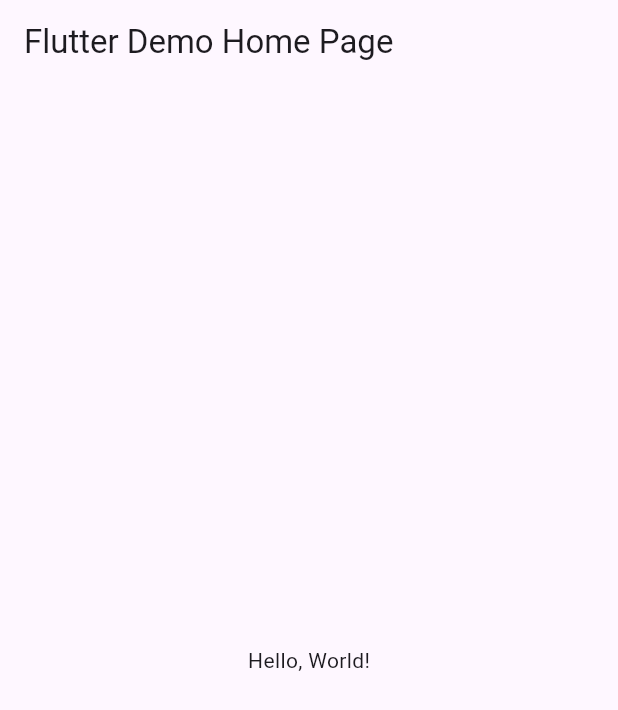
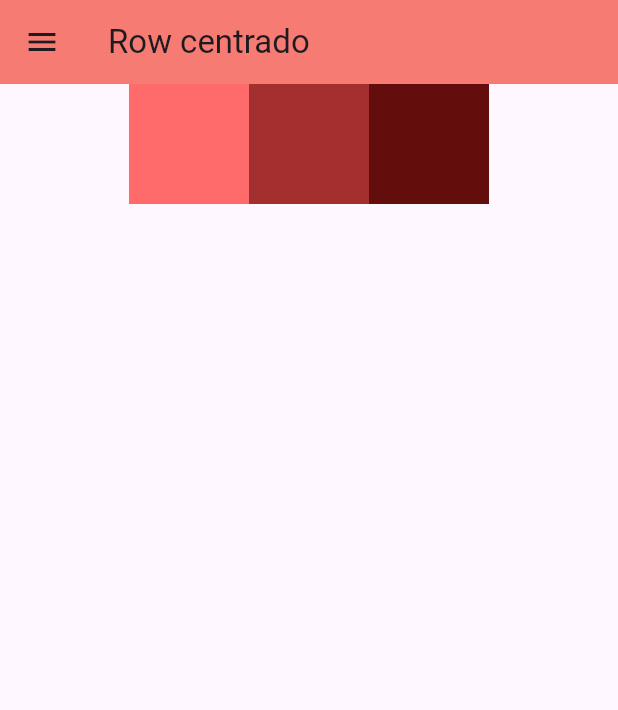
Before and after one commit to CampaG128/Ull_A4_drawerv2, a Flutter app: the screen it shows after launch, on a phone screen of 412 x 824 dp. Shown: the top 710 px of the screen. Run offline on Flutter 3.47's test engine with Material 3 defaults, Android fonts, the phone set to English and light mode, and no system bars.

```diff
--- /dev/null
+++ b/lib/inicio.dart
@@ -0,0 +1,42 @@
+import 'package:campadrawerv2/drawer_menu.dart';
+import 'package:flutter/material.dart';
+
+class Inicio extends StatelessWidget {
+  static const String routeName = '/inicio';
+
+  @override
+  Widget build(BuildContext context) {
+    return Scaffold(
+      appBar: AppBar(
+        title: Text("Row centrado"),
+        backgroundColor: Color(0xfff67b72),
+      ),
+      drawer: DrawerMenu(),
+      body: Row(
+        mainAxisAlignment: MainAxisAlignment.center,
+        mainAxisSize: MainAxisSize.max,
+        crossAxisAlignment: CrossAxisAlignment.center,
+        children: <Widget>[
+          Container(
+            padding: const EdgeInsets.all(0.0),
+            color: Color(0xffff6a6a),
+            width: 80.0,
+            height: 80.0,
+          ),
+          Container(
+            padding: const EdgeInsets.all(0.0),
+            color: Color(0xffa42f2f),
+            width: 80.0,
+            height: 80.0,
+          ),
+          Container(
+            padding: const EdgeInsets.all(0.0),
+            color: Color(0xff630d0d),
+            width: 80.0,
+            height: 80.0,
+          ),
+        ],
+      ), // This trailing comma makes auto-formatting nicer for build methods.
+    );
+  }
+}
--- a/lib/main.dart
+++ b/lib/main.dart
@@ -1,43 +1,46 @@
+import 'package:campadrawerv2/movies.dart';
+import 'package:campadrawerv2/profile.dart';
 import 'package:flutter/material.dart';
 
-void main() => runApp(MyApp());
+import 'contact.dart';
+import 'inicio.dart';
+import 'col_cent.dart';
+import 'col_esti.dart';
+import 'col_rep.dart';
+
+void main() {
+  runApp(MyApp());
+}
 
 class MyApp extends StatelessWidget {
-  const MyApp({super.key});
+  static const String inicio = Inicio.routeName;
+  static const String profile = Profile.routeName;
+  static const String movies = Movies.routeName;
+  static const String contacts = Contact.routeName;
+  static const String cent = Cent.routeName;
+  static const String esti = Esti.routeName;
+  static const String rep = Rep.routeName;
+
   // This widget is the root of your application.
   @override
   Widget build(BuildContext context) {
     return MaterialApp(
-      // Application name
-      title: 'Flutter Hello World',
-      // Application theme data, you can set the colors for the application as
-      // you want
+      debugShowCheckedModeBanner: false,
+      title: 'Ejemplo Drawer Menu',
       theme: ThemeData(
-        // useMaterial3: false,
         primarySwatch: Colors.blue,
+        visualDensity: VisualDensity.adaptivePlatformDensity,
       ),
-      // A widget which will be started on application startup
-      home: MyHomePage(title: 'Flutter Demo Home Page'),
+      routes: {
+        inicio: (context) => Inicio(),
+        profile: (context) => Profile(),
+        movies: (context) => Movies(),
+        contacts: (context) => Contact(),
+        cent: (context) => Cent(),
+        esti: (context) => Esti(),
+        rep: (context) => Rep(),
+      },
+      home: Inicio(),
     );
   }
 }
-
-class MyHomePage extends StatelessWidget {
-  final String title;
-  const MyHomePage({super.key, required this.title});
-
-  @override
-  Widget build(BuildContext context) {
-    return Scaffold(
-      appBar: AppBar(
-        // The title text which will be shown on the action bar
-        title: Text(title),
-      ),
-      body: Center(
-        child: Text(
-          'Hello, World!',
-        ),
-      ),
-    );
-  }
-}
--- a/pubspec.yaml
+++ b/pubspec.yaml
@@ -17,8 +17,8 @@ dev_dependencies:
 
 flutter:
   uses-material-design: true
-  # assets:
-  #  - images/a_dot_burr.jpeg
+  assets:
+     - assets/rb.jpg
   #  - images/a_dot_ham.jpeg
   # fonts:
   #   - family: Schyler
```
Also changed, not shown: lib/col_cent.dart (added, +44 -0 lines), lib/col_esti.dart (added, +44 -0 lines), lib/col_rep.dart (added, +44 -0 lines), lib/contact.dart (added, +42 -0 lines), lib/drawer_menu.dart (added, +89 -0 lines), lib/movies.dart (added, +42 -0 lines), lib/profile.dart (added, +42 -0 lines), assets/rb.jpg (added).
